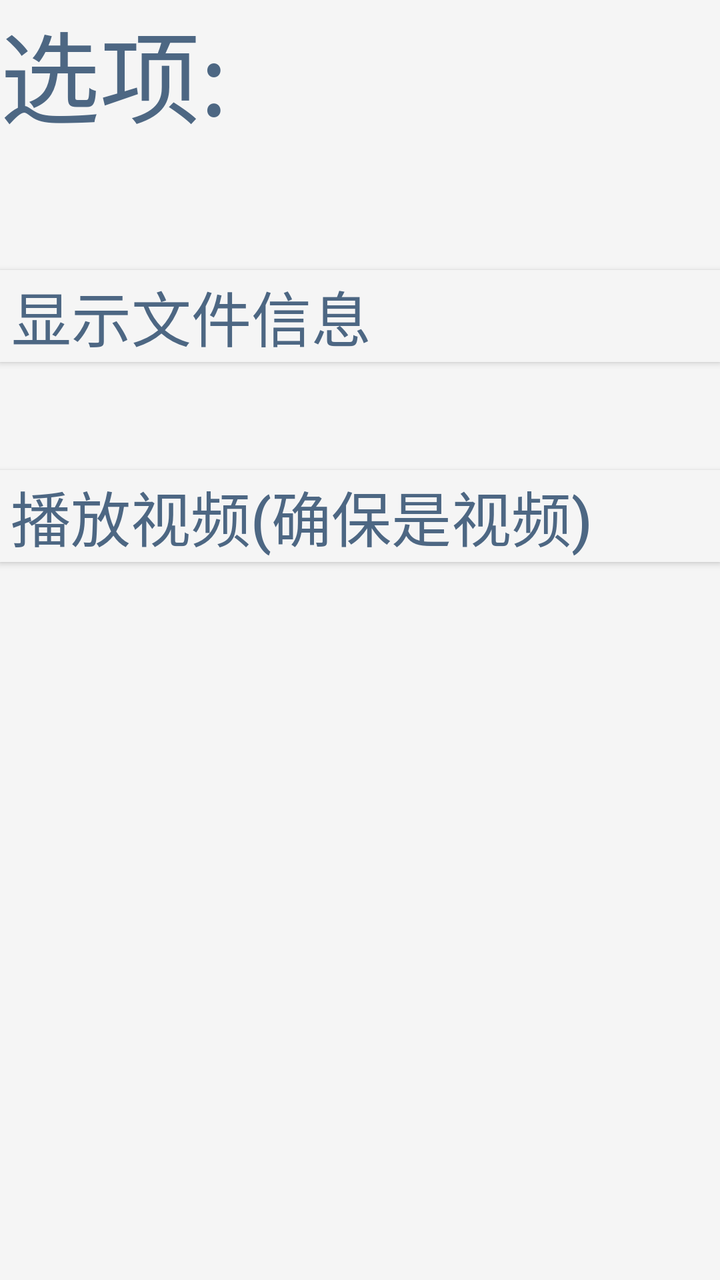
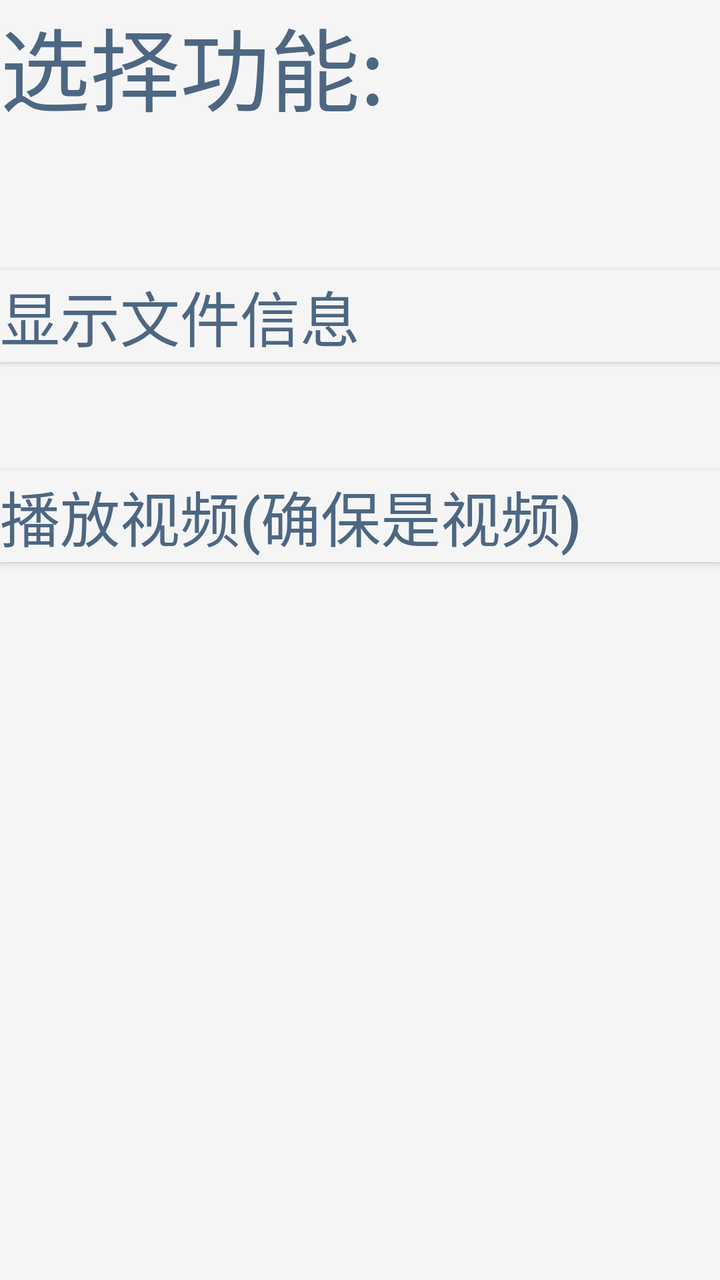

An Android layout rendered at two revisions. The XML below is the earlier revision; the diff shows what the commit changed to produce the second picture.
<!-- AndroidManifest.xml: application theme Theme.AppCompat.Light.NoActionBar -->
<!-- res/layout/selecting.xml -->
<?xml version="1.0" encoding="utf-8"?>
<androidx.constraintlayout.widget.ConstraintLayout xmlns:android="http://schemas.android.com/apk/res/android"
    xmlns:app="http://schemas.android.com/apk/res-auto"
    xmlns:tools="http://schemas.android.com/tools"
    android:layout_width="match_parent"
    android:layout_height="match_parent"
    android:background="@color/bg_root">

    <TextView
        android:id="@+id/textView2"
        android:layout_width="139dp"
        android:layout_height="80dp"
        android:text="选项:"
        android:textColor="@color/night_text_blue"
        android:textSize="50dp"
        tools:layout_editor_absoluteX="16dp"
        tools:layout_editor_absoluteY="16dp" />

    <Button
        android:id="@+id/ShowMediaInfo"
        android:layout_width="360dp"
        android:layout_height="46dp"
        android:layout_marginTop="135dp"
        android:background="@color/bg_root"
        android:text="显示文件信息                       "
        android:textColor="@color/night_text_blue"
        android:textDirection="ltr"
        android:textSize="30dp"
        app:layout_constraintTop_toTopOf="parent"
        tools:layout_editor_absoluteX="4dp" />

    <Button
        android:id="@+id/PlayVideo"
        android:layout_width="360dp"
        android:layout_height="46dp"
        android:layout_marginTop="235dp"
        android:background="@color/bg_root"
        android:text="播放视频(确保是视频)        "
        android:textColor="@color/night_text_blue"
        android:textDirection="ltr"
        android:textSize="30dp"
        app:layout_constraintTop_toTopOf="parent"
        tools:layout_editor_absoluteX="4dp" />

    <androidx.constraintlayout.widget.ConstraintLayout
        android:id="@+id/parameters_window"
        android:layout_width="380dp"
        android:layout_height="500dp"
        android:layout_marginHorizontal="20dp"
        android:layout_marginTop="200dp"
        android:visibility="gone"
        app:layout_constraintEnd_toEndOf="parent"
        app:layout_constraintHorizontal_bias="0.129"
        app:layout_constraintStart_toStartOf="parent"
        app:layout_constraintTop_toTopOf="parent">

        <View
            app:layout_constraintTop_toTopOf="parent"
            android:layout_width="380dp"
            android:layout_height="match_parent"
            android:layout_marginTop="0dp"
            android:layout_marginHorizontal="20dp"
            android:background="@color/night_window_color"
            android:visibility="visible" />

        <TextView
            android:layout_width="262dp"
            android:layout_height="105dp"
            android:text="设置参数"
            android:textColor="@android:color/white"
            android:textSize="60dp" />

        <ImageButton
            android:id="@+id/backArrow"
            android:layout_width="20dp"
            android:layout_height="20dp"
            app:srcCompat="@drawable/baseline_arrow_back_24"
            android:background="@android:color/transparent"
            app:layout_constraintEnd_toEndOf="parent" />


    </androidx.constraintlayout.widget.ConstraintLayout>

</androidx.constraintlayout.widget.ConstraintLayout>
<!-- resources referenced by this layout -->
<resources>
  <color name="bg_root">#F5F5F5</color>
  <color name="night_text_blue">#4D6783</color>
  <color name="night_window_color">#8891E2</color>
  <!-- drawable baseline_arrow_back_24 (drawable) -->
  <vector xmlns:android="http://schemas.android.com/apk/res/android" android:autoMirrored="true" android:height="24dp" android:viewportHeight="24" android:viewportWidth="24" android:width="24dp">
  
      <path android:fillColor="@android:color/white" android:pathData="M20,11H7.83l5.59,-5.59L12,4l-8,8 8,8 1.41,-1.41L7.83,13H20v-2z"/>
  
  </vector>
</resources>

<!-- the commit's change to res/layout/selecting.xml (unified diff, before → after) -->
@@ -7,13 +7,12 @@
     android:background="@color/bg_root">
 
     <TextView
-        android:id="@+id/textView2"
-        android:layout_width="139dp"
+        android:layout_width="400dp"
         android:layout_height="80dp"
-        android:text="选项:"
+        android:text="@string/Selecting_title"
         android:textColor="@color/night_text_blue"
-        android:textSize="50dp"
-        tools:layout_editor_absoluteX="16dp"
+        android:textSize="45dp"
+        tools:layout_editor_absoluteX="-4dp"
         tools:layout_editor_absoluteY="16dp" />
 
     <Button
@@ -22,12 +21,15 @@
         android:layout_height="46dp"
         android:layout_marginTop="135dp"
         android:background="@color/bg_root"
-        android:text="显示文件信息                       "
+        android:text="@string/Selecting_showMediaInfo"
         android:textColor="@color/night_text_blue"
         android:textDirection="ltr"
         android:textSize="30dp"
         app:layout_constraintTop_toTopOf="parent"
-        tools:layout_editor_absoluteX="4dp" />
+        tools:layout_editor_absoluteX="4dp"
+        android:layoutDirection="ltr"
+        android:textAlignment="textStart"
+        android:textAllCaps="false" />
 
     <Button
         android:id="@+id/PlayVideo"
@@ -35,12 +37,15 @@
         android:layout_height="46dp"
         android:layout_marginTop="235dp"
         android:background="@color/bg_root"
-        android:text="播放视频(确保是视频)        "
+        android:text="@string/Selecting_playVideo"
         android:textColor="@color/night_text_blue"
         android:textDirection="ltr"
         android:textSize="30dp"
         app:layout_constraintTop_toTopOf="parent"
-        tools:layout_editor_absoluteX="4dp" />
+        tools:layout_editor_absoluteX="4dp"
+        android:layoutDirection="ltr"
+        android:textAlignment="textStart"
+        android:textAllCaps="false" />
 
     <androidx.constraintlayout.widget.ConstraintLayout
         android:id="@+id/parameters_window"
@@ -66,7 +71,7 @@
         <TextView
             android:layout_width="262dp"
             android:layout_height="105dp"
-            android:text="设置参数"
+            android:text="@string/Selecting_parametersTitle"
             android:textColor="@android:color/white"
             android:textSize="60dp" />
 
<!-- resource entries referenced after the edit -->
@@ -9,5 +9,9 @@
       <path android:fillColor="@android:color/white" android:pathData="M20,11H7.83l5.59,-5.59L12,4l-8,8 8,8 1.41,-1.41L7.83,13H20v-2z"/>
   
   </vector>
+  <string name="Selecting_parametersTitle">设置参数</string>
+  <string name="Selecting_playVideo">播放视频(确保是视频)</string>
+  <string name="Selecting_showMediaInfo">显示文件信息</string>
+  <string name="Selecting_title">选择功能:</string>
 </resources>
 
